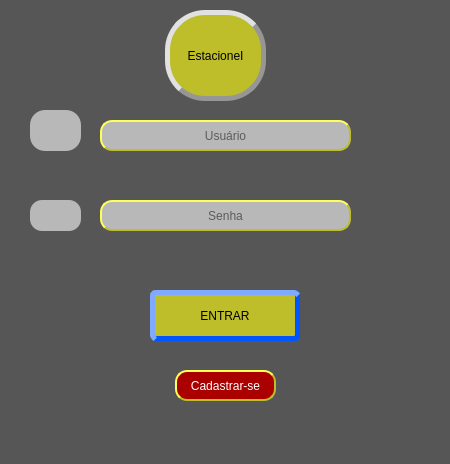
Above: Login.ui from DevAugustomelo/Estacionei before the change. Below: the same form after it.
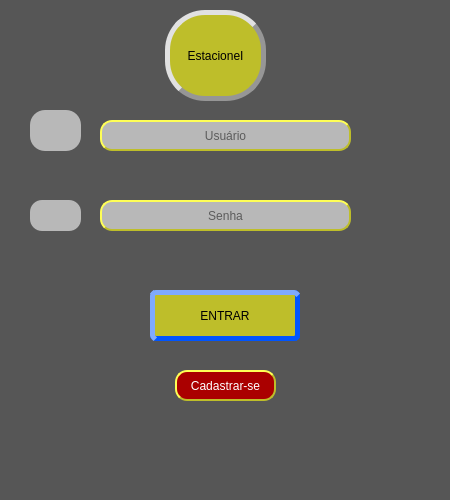
That is the form after the change. Icons and pictures are not drawn.

Commit message: Alterações: * Preenchimento obrigatório nos campos do cadastro * Evento de entrar ao pressionar enter após a senha * Limpar os campos usuário e senha após o login * Alteração na Tela03 iniciando interface gráfica.

What changed in the file:
```diff
--- a/Login.ui
+++ b/Login.ui
@@ -7,7 +7,7 @@
     <x>0</x>
     <y>0</y>
     <width>450</width>
-    <height>464</height>
+    <height>500</height>
    </rect>
   </property>
   <property name="maximumSize">
```
Left out of the diff: 12 changed lines with no effect on the pictures. The commit also changes 4 other files.
